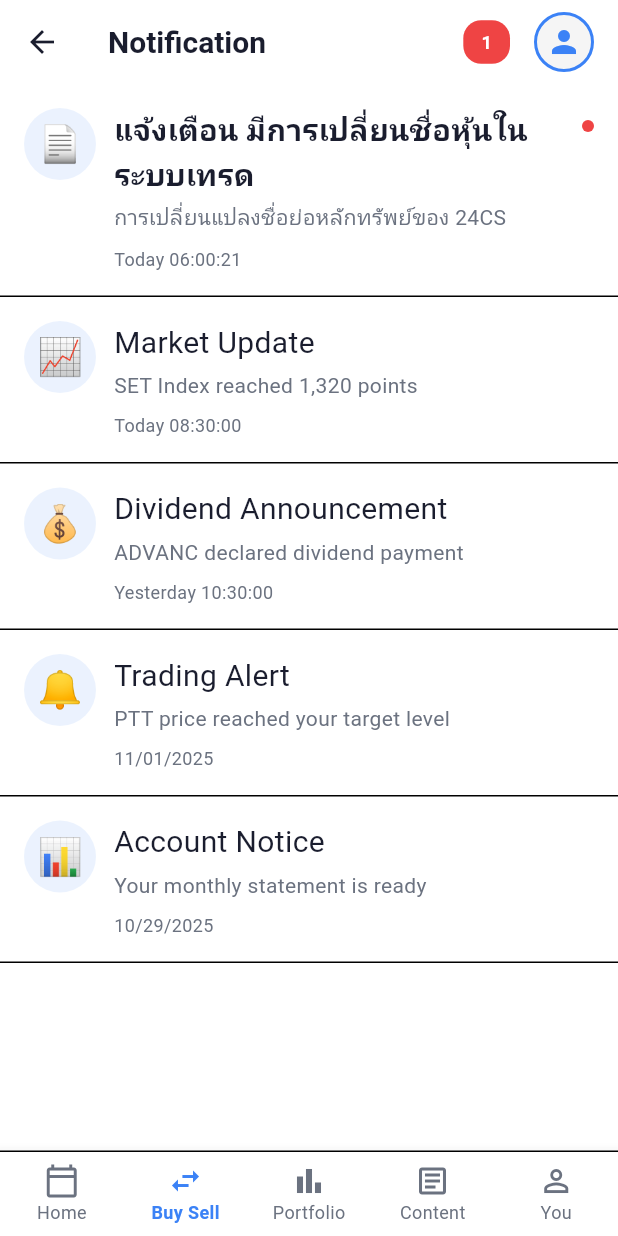
After one commit to RievoCante/lib-light, a Flutter app: the BuySellPage screen opened by its route, after a tap on the "notifications" icon, on a phone screen of 412 x 824 dp. The commit adds this screen. Run offline on Flutter 3.47's test engine with Material 3 defaults, Android fonts, the phone set to English and light mode, and no system bars; our stand-ins replace equatable, firebase_core, flutter_riverpod, flutter_secure_storage, go_router, shared_preferences and 2 more; accounts and stored records are empty.

Commit message:
add notification page

```diff
--- a/lib/core/utils/formatters.dart
+++ b/lib/core/utils/formatters.dart
@@ -62,6 +62,14 @@ class Formatters {
     }
   }
 
+  // Time formatting (HH:MM:SS)
+  static String formatTime(DateTime dateTime) {
+    final hour = dateTime.hour.toString().padLeft(2, '0');
+    final minute = dateTime.minute.toString().padLeft(2, '0');
+    final second = dateTime.second.toString().padLeft(2, '0');
+    return '$hour:$minute:$second';
+  }
+
   // Time ago formatting
   static String formatTimeAgo(DateTime date, {bool isThaiLanguage = false}) {
     final now = DateTime.now();
--- /dev/null
+++ b/lib/data/models/notification.dart
@@ -0,0 +1,63 @@
+// Notification model for system alerts
+import 'package:equatable/equatable.dart';
+
+class AppNotification extends Equatable {
+  final String id;
+  final String title;
+  final String message;
+  final DateTime timestamp;
+  final bool isRead;
+  final String icon;
+
+  const AppNotification({
+    required this.id,
+    required this.title,
+    required this.message,
+    required this.timestamp,
+    this.isRead = false,
+    this.icon = '📢',
+  });
+
+  AppNotification copyWith({
+    String? id,
+    String? title,
+    String? message,
+    DateTime? timestamp,
+    bool? isRead,
+    String? icon,
+  }) {
+    return AppNotification(
+      id: id ?? this.id,
+      title: title ?? this.title,
+      message: message ?? this.message,
+      timestamp: timestamp ?? this.timestamp,
+      isRead: isRead ?? this.isRead,
+      icon: icon ?? this.icon,
+    );
+  }
+
+  Map<String, dynamic> toJson() {
+    return {
+      'id': id,
+      'title': title,
+      'message': message,
+      'timestamp': timestamp.toIso8601String(),
+      'isRead': isRead,
+      'icon': icon,
+    };
+  }
+
+  factory AppNotification.fromJson(Map<String, dynamic> json) {
+    return AppNotification(
+      id: json['id'] as String,
+      title: json['title'] as String,
+      message: json['message'] as String,
+      timestamp: DateTime.parse(json['timestamp'] as String),
+      isRead: json['isRead'] as bool? ?? false,
+      icon: json['icon'] as String? ?? '📢',
+    );
+  }
+
+  @override
+  List<Object?> get props => [id, title, message, timestamp, isRead, icon];
+}
--- a/lib/data/repositories/mock_data_repository.dart
+++ b/lib/data/repositories/mock_data_repository.dart
@@ -7,6 +7,7 @@ import '../models/order_book.dart';
 import '../models/portfolio.dart';
 import '../models/calendar_event.dart';
 import '../models/article.dart';
+import '../models/notification.dart';
 
 class MockDataRepository {
   MockDataRepository._();
@@ -464,4 +465,51 @@ class MockDataRepository {
       'INTUCH',
     ];
   }
+
+  // Mock Notifications
+  static List<AppNotification> getMockNotifications() {
+    final now = DateTime.now();
+    return [
+      AppNotification(
+        id: '1',
+        title: 'แจ้งเตือน มีการเปลี่ยนชื่อหุ้นในระบบเทรด',
+        message: 'การเปลี่ยนแปลงชื่อย่อหลักทรัพย์ของ 24CS',
+        timestamp: DateTime(now.year, now.month, now.day, 6, 0, 21),
+        isRead: false,
+        icon: '📄',
+      ),
+      AppNotification(
+        id: '2',
+        title: 'Market Update',
+        message: 'SET Index reached 1,320 points',
+        timestamp: now.subtract(const Duration(hours: 2)),
+        isRead: true,
+        icon: '📈',
+      ),
+      AppNotification(
+        id: '3',
+        title: 'Dividend Announcement',
+        message: 'ADVANC declared dividend payment',
+        timestamp: now.subtract(const Duration(days: 1)),
+        isRead: true,
+        icon: '💰',
+      ),
+      AppNotification(
+        id: '4',
+        title: 'Trading Alert',
+        message: 'PTT price reached your target level',
+        timestamp: now.subtract(const Duration(days: 2)),
+        isRead: true,
+        icon: '🔔',
+      ),
+      AppNotification(
+        id: '5',
+        title: 'Account Notice',
+        message: 'Your monthly statement is ready',
+        timestamp: now.subtract(const Duration(days: 5)),
+        isRead: true,
+        icon: '📊',
+      ),
+    ];
+  }
 }
--- /dev/null
+++ b/lib/presentation/providers/notification_provider.dart
@@ -0,0 +1,40 @@
+// Notification state management provider
+import 'package:flutter_riverpod/flutter_riverpod.dart';
+import '../../data/models/notification.dart';
+import '../../data/repositories/mock_data_repository.dart';
+
+final notificationProvider =
+    StateNotifierProvider<NotificationNotifier, List<AppNotification>>((ref) {
+      return NotificationNotifier();
+    });
+
+class NotificationNotifier extends StateNotifier<List<AppNotification>> {
+  NotificationNotifier() : super(MockDataRepository.getMockNotifications());
+
+  // Mark notification as read
+  void markAsRead(String notificationId) {
+    state = [
+      for (final notification in state)
+        if (notification.id == notificationId)
+          notification.copyWith(isRead: true)
+        else
+          notification,
+    ];
+  }
+
+  // Mark all as read
+  void markAllAsRead() {
+    state = [
+      for (final notification in state) notification.copyWith(isRead: true),
+    ];
+  }
+
+  // Get unread count
+  int get unreadCount => state.where((n) => !n.isRead).length;
+}
+
+// Provider for unread notification count
+final unreadNotificationCountProvider = Provider<int>((ref) {
+  final notifications = ref.watch(notificationProvider);
+  return notifications.where((n) => !n.isRead).length;
+});
--- a/lib/presentation/screens/buy_sell/buy_sell_page.dart
+++ b/lib/presentation/screens/buy_sell/buy_sell_page.dart
@@ -3,10 +3,12 @@ import 'package:flutter/material.dart';
 import 'package:flutter_riverpod/flutter_riverpod.dart';
 import '../../../data/models/stock_list_item.dart';
 import '../../../data/repositories/mock_data_repository.dart';
+import '../../providers/notification_provider.dart';
 import '../../widgets/common/market_header.dart';
 import '../../widgets/common/profile_avatar.dart';
 import '../../widgets/common/notification_bell.dart';
 import '../../widgets/stock/stock_list_tile.dart';
+import '../notification/notification_page.dart';
 import 'stock_detail_page.dart';
 import 'stock_search_page.dart';
 
@@ -46,7 +48,22 @@ class _BuySellPageState extends ConsumerState<BuySellPage>
               icon: const Icon(Icons.search),
               onPressed: () => _openSearch(),
             ),
-            const NotificationBell(),
+            Consumer(
+              builder: (context, ref, child) {
+                final unreadCount = ref.watch(unreadNotificationCountProvider);
+                return NotificationBell(
+                  hasNotifications: unreadCount > 0,
+                  onTap: () {
+                    Navigator.push(
+                      context,
+                      MaterialPageRoute(
+                        builder: (context) => const NotificationPage(),
+                      ),
+                    );
+                  },
+                );
+              },
+            ),
             const SizedBox(width: 8),
             ProfileAvatar(onTap: () {}),
           ],
--- a/lib/presentation/screens/content/content_page.dart
+++ b/lib/presentation/screens/content/content_page.dart
@@ -7,9 +7,11 @@ import '../../../core/utils/formatters.dart';
 import '../../../localization/app_localizations.dart';
 import '../../providers/news_provider.dart';
 import '../../providers/settings_provider.dart';
+import '../../providers/notification_provider.dart';
 import '../../widgets/common/market_header.dart';
 import '../../widgets/common/notification_bell.dart';
 import '../../widgets/common/profile_avatar.dart';
+import '../notification/notification_page.dart';
 
 class ContentPage extends ConsumerStatefulWidget {
   const ContentPage({super.key});
@@ -46,7 +48,24 @@ class _ContentPageState extends ConsumerState<ContentPage> {
                   Expanded(
                     child: const MarketHeader(showLogo: true, title: 'Content'),
                   ),
-                  const NotificationBell(),
+                  Consumer(
+                    builder: (context, ref, child) {
+                      final unreadCount = ref.watch(
+                        unreadNotificationCountProvider,
+                      );
+                      return NotificationBell(
+                        hasNotifications: unreadCount > 0,
+                        onTap: () {
+                          Navigator.push(
+                            context,
+                            MaterialPageRoute(
+                              builder: (context) => const NotificationPage(),
+                            ),
+                          );
+                        },
+                      );
+                    },
+                  ),
                   const SizedBox(width: 16),
                   ProfileAvatar(onTap: () {}),
                 ],
--- a/lib/presentation/screens/home/home_page.dart
+++ b/lib/presentation/screens/home/home_page.dart
@@ -7,9 +7,11 @@ import '../../../core/constants/app_dimensions.dart';
 import '../../../core/constants/app_text_styles.dart';
 import '../../../localization/app_localizations.dart';
 import '../../providers/calendar_provider.dart';
+import '../../providers/notification_provider.dart';
 import '../../widgets/common/market_header.dart';
 import '../../widgets/common/notification_bell.dart';
 import '../../widgets/common/profile_avatar.dart';
+import '../notification/notification_page.dart';
 
 class HomePage extends ConsumerStatefulWidget {
   const HomePage({super.key});
@@ -45,7 +47,24 @@ class _HomePageState extends ConsumerState<HomePage> {
               child: Row(
                 children: [
                   Expanded(child: const MarketHeader(showLogo: true)),
-                  const NotificationBell(),
+                  Consumer(
+                    builder: (context, ref, child) {
+                      final unreadCount = ref.watch(
+                        unreadNotificationCountProvider,
+                      );
+                      return NotificationBell(
+                        hasNotifications: unreadCount > 0,
+                        onTap: () {
+                          Navigator.push(
+                            context,
+                            MaterialPageRoute(
+                              builder: (context) => const NotificationPage(),
+                            ),
+                          );
+                        },
+                      );
+                    },
+                  ),
                   const SizedBox(width: 16),
                   ProfileAvatar(
                     onTap: () {
--- /dev/null
+++ b/lib/presentation/screens/notification/notification_page.dart
@@ -0,0 +1,181 @@
+// Notification list page
+import 'package:flutter/material.dart';
+import 'package:flutter_riverpod/flutter_riverpod.dart';
+import '../../../core/constants/app_colors.dart';
+import '../../../core/constants/app_text_styles.dart';
+import '../../../core/utils/formatters.dart';
+import '../../../data/models/notification.dart';
+import '../../providers/notification_provider.dart';
+import '../../widgets/common/profile_avatar.dart';
+
+class NotificationPage extends ConsumerWidget {
+  const NotificationPage({super.key});
+
+  @override
+  Widget build(BuildContext context, WidgetRef ref) {
+    final notifications = ref.watch(notificationProvider);
+    final unreadCount = ref.watch(unreadNotificationCountProvider);
+
+    return Scaffold(
+      appBar: AppBar(
+        leading: IconButton(
+          icon: const Icon(Icons.arrow_back),
+          onPressed: () => Navigator.of(context).pop(),
+        ),
+        title: const Text('Notification'),
+        actions: [
+          // Notification badge
+          if (unreadCount > 0)
+            Padding(
+              padding: const EdgeInsets.only(right: 8),
+              child: Container(
+                padding: const EdgeInsets.symmetric(
+                  horizontal: 12,
+                  vertical: 6,
+                ),
+                decoration: BoxDecoration(
+                  color: AppColors.negative,
+                  borderRadius: BorderRadius.circular(12),
+                ),
+                child: Text(
+                  unreadCount.toString(),
+                  style: AppTextStyles.bodySmall.copyWith(
+                    color: Colors.white,
+                    fontWeight: FontWeight.bold,
+                  ),
+                ),
+              ),
+            ),
+          const SizedBox(width: 8),
+          const ProfileAvatar(),
+          const SizedBox(width: 16),
+        ],
+      ),
+      body: notifications.isEmpty
+          ? Center(
+              child: Text(
+                'No notifications',
+                style: AppTextStyles.bodyLarge.copyWith(
+                  color: Theme.of(context).textTheme.bodySmall?.color,
+                ),
+              ),
+            )
+          : ListView.builder(
+              itemCount: notifications.length,
+              itemBuilder: (context, index) {
+                final notification = notifications[index];
+                return _NotificationTile(
+                  notification: notification,
+                  onTap: () {
+                    ref
+                        .read(notificationProvider.notifier)
+                        .markAsRead(notification.id);
+                  },
+                );
+              },
+            ),
+    );
+  }
+}
+
+class _NotificationTile extends StatelessWidget {
+  final AppNotification notification;
+  final VoidCallback onTap;
+
+  const _NotificationTile({required this.notification, required this.onTap});
+
+  String _formatTimestamp(DateTime timestamp) {
+    final now = DateTime.now();
+    final today = DateTime(now.year, now.month, now.day);
+    final notificationDate = DateTime(
+      timestamp.year,
+      timestamp.month,
+      timestamp.day,
+    );
+
+    if (notificationDate == today) {
+      return 'Today ${Formatters.formatTime(timestamp)}';
+    } else if (notificationDate == today.subtract(const Duration(days: 1))) {
+      return 'Yesterday ${Formatters.formatTime(timestamp)}';
+    } else {
+      return Formatters.formatDate(timestamp);
+    }
+  }
+
+  @override
+  Widget build(BuildContext context) {
+    return InkWell(
+      onTap: onTap,
+      child: Container(
+        padding: const EdgeInsets.symmetric(horizontal: 16, vertical: 16),
+        decoration: BoxDecoration(
+          border: Border(
+            bottom: BorderSide(color: Theme.of(context).dividerColor, width: 1),
+          ),
+        ),
+        child: Row(
+          crossAxisAlignment: CrossAxisAlignment.start,
+          children: [
+            // Icon
+            Container(
+              width: 48,
+              height: 48,
+              decoration: BoxDecoration(
+                color: AppColors.primaryBlue.withValues(alpha: 0.1),
+                borderRadius: BorderRadius.circular(24),
+              ),
+              child: Center(
+                child: Text(
+                  notification.icon,
+                  style: const TextStyle(fontSize: 24),
+                ),
+              ),
+            ),
+            const SizedBox(width: 12),
+            // Content
+            Expanded(
+              child: Column(
+                crossAxisAlignment: CrossAxisAlignment.start,
+                children: [
+                  Text(
+                    notification.title,
+                    style: AppTextStyles.h3.copyWith(
+                      fontWeight: notification.isRead
+                          ? FontWeight.normal
+                          : FontWeight.bold,
+                    ),
+                  ),
+                  const SizedBox(height: 4),
+                  Text(
+                    notification.message,
+                    style: AppTextStyles.bodyMedium.copyWith(
+                      color: Theme.of(context).textTheme.bodySmall?.color,
+                    ),
+                  ),
+                  const SizedBox(height: 8),
+                  Text(
+                    _formatTimestamp(notification.timestamp),
+                    style: AppTextStyles.bodySmall.copyWith(
+                      color: Theme.of(context).textTheme.bodySmall?.color,
+                    ),
+                  ),
+                ],
+              ),
+            ),
+            // Unread indicator
+            if (!notification.isRead)
+              Container(
+                width: 8,
+                height: 8,
+                margin: const EdgeInsets.only(left: 8, top: 8),
+                decoration: const BoxDecoration(
+                  color: AppColors.negative,
+                  shape: BoxShape.circle,
+                ),
+              ),
+          ],
+        ),
+      ),
+    );
+  }
+}
--- a/lib/presentation/screens/portfolio/portfolio_page.dart
+++ b/lib/presentation/screens/portfolio/portfolio_page.dart
@@ -7,12 +7,14 @@ import '../../../core/constants/app_text_styles.dart';
 import '../../../core/utils/formatters.dart';
 import '../../../localization/app_localizations.dart';
 import '../../providers/portfolio_provider.dart';
+import '../../providers/notification_provider.dart';
 import '../../widgets/common/market_header.dart';
 import '../../widgets/common/notification_bell.dart';
 import '../../widgets/common/profile_avatar.dart';
 import '../../widgets/common/tab_toggle.dart';
 import '../../widgets/common/empty_state.dart';
 import '../../widgets/common/account_footer.dart';
+import '../notification/notification_page.dart';
 
 class PortfolioPage extends ConsumerStatefulWidget {
   const PortfolioPage({super.key});
@@ -44,7 +46,24 @@ class _PortfolioPageState extends ConsumerState<PortfolioPage> {
                       title: 'Portfolio',
                     ),
                   ),
-                  const NotificationBell(),
+                  Consumer(
+                    builder: (context, ref, child) {
+                      final unreadCount = ref.watch(
+                        unreadNotificationCountProvider,
+                      );
+                      return NotificationBell(
+                        hasNotifications: unreadCount > 0,
+                        onTap: () {
+                          Navigator.push(
+                            context,
+                            MaterialPageRoute(
+                              builder: (context) => const NotificationPage(),
+                            ),
+                          );
+                        },
+                      );
+                    },
+                  ),
                   const SizedBox(width: 16),
                   ProfileAvatar(onTap: () {}),
                 ],
```
Also changed, not shown: pubspec.lock.
